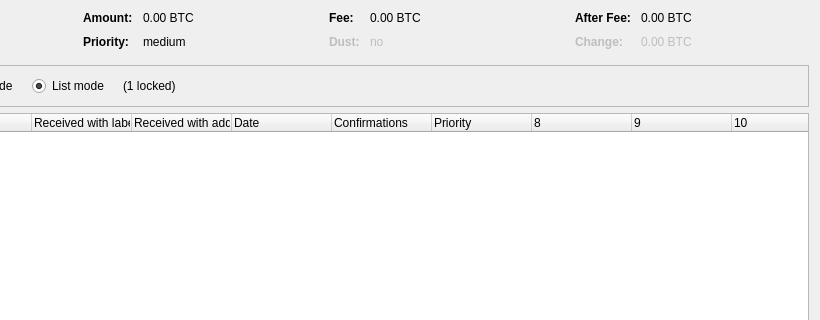
Above: src/qt/forms/coincontroldialog.ui from thelonecrouton/bitcredit before the change; both pictures show x 180 to 1000 and y 0 to 320 of the 1000 by 500 pixel window. Below: the same form after it.
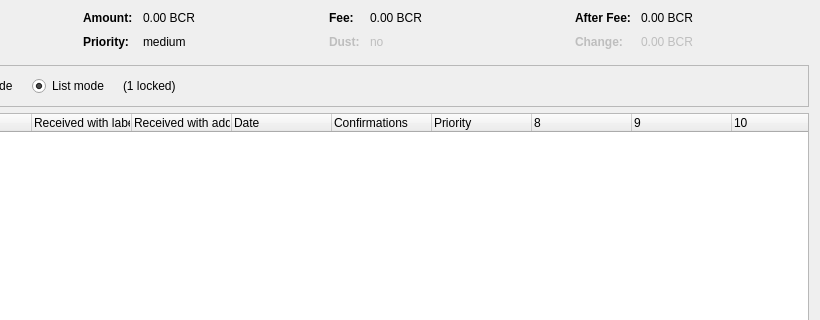
That is the form after the change. Custom widgets are drawn as their Qt base class.

What changed in the file:
```diff
--- a/src/qt/forms/coincontroldialog.ui
+++ b/src/qt/forms/coincontroldialog.ui
@@ -132,7 +132,7 @@
           <enum>Qt::ActionsContextMenu</enum>
          </property>
          <property name="text">
-          <string notr="true">0.00 BTC</string>
+          <string notr="true">0.00 BCR</string>
          </property>
          <property name="textInteractionFlags">
           <set>Qt::LinksAccessibleByMouse|Qt::TextSelectableByKeyboard|Qt::TextSelectableByMouse</set>
@@ -206,7 +206,7 @@
           <enum>Qt::ActionsContextMenu</enum>
          </property>
          <property name="text">
-          <string notr="true">0.00 BTC</string>
+          <string notr="true">0.00 BCR</string>
          </property>
          <property name="textInteractionFlags">
           <set>Qt::LinksAccessibleByMouse|Qt::TextSelectableByKeyboard|Qt::TextSelectableByMouse</set>
@@ -286,7 +286,7 @@
           <enum>Qt::ActionsContextMenu</enum>
          </property>
          <property name="text">
-          <string notr="true">0.00 BTC</string>
+          <string notr="true">0.00 BCR</string>
          </property>
          <property name="textInteractionFlags">
           <set>Qt::LinksAccessibleByMouse|Qt::TextSelectableByKeyboard|Qt::TextSelectableByMouse</set>
@@ -321,7 +321,7 @@
           <enum>Qt::ActionsContextMenu</enum>
          </property>
          <property name="text">
-          <string notr="true">0.00 BTC</string>
+          <string notr="true">0.00 BCR</string>
          </property>
          <property name="textInteractionFlags">
           <set>Qt::LinksAccessibleByMouse|Qt::TextSelectableByKeyboard|Qt::TextSelectableByMouse</set>
```
